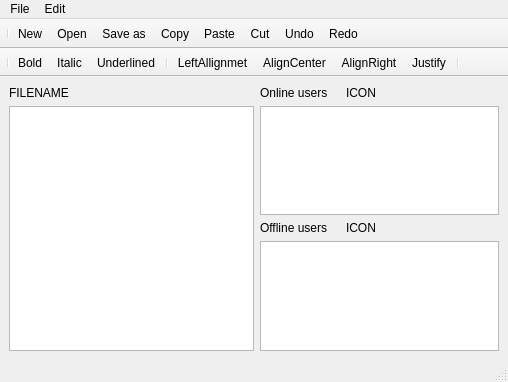
Old version of the form client/editor.ui in the repository PoliDox/PoliDox.
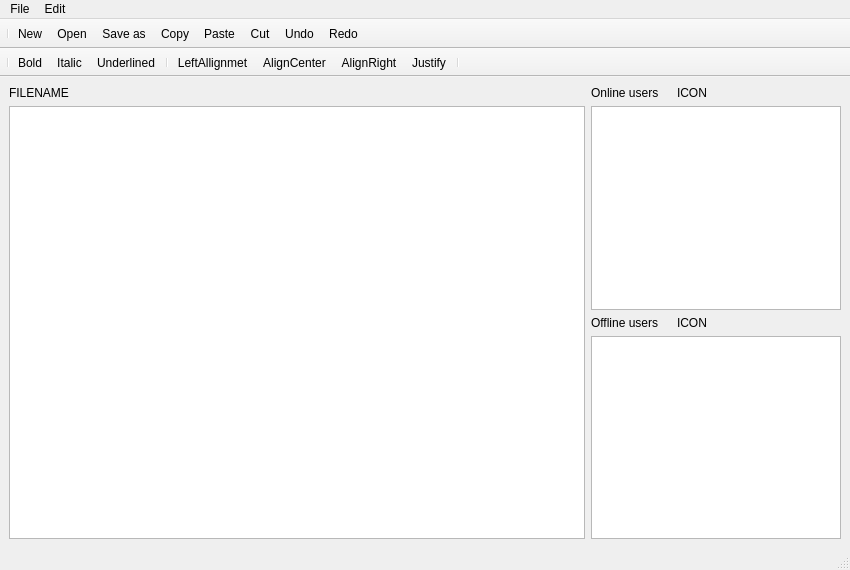
New version of the form. Icons and pictures are not drawn.

```diff
--- a/client/editor.ui
+++ b/client/editor.ui
@@ -6,10 +6,16 @@
    <rect>
     <x>0</x>
     <y>0</y>
-    <width>508</width>
-    <height>382</height>
+    <width>850</width>
+    <height>570</height>
    </rect>
   </property>
+  <property name="minimumSize">
+   <size>
+    <width>850</width>
+    <height>570</height>
+   </size>
+  </property>
   <property name="windowTitle">
    <string>MainWindow</string>
   </property>
@@ -119,7 +125,7 @@
     <rect>
      <x>0</x>
      <y>0</y>
-     <width>508</width>
+     <width>850</width>
      <height>22</height>
     </rect>
    </property>
```
